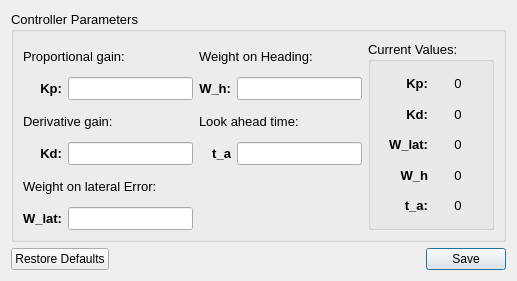
Qt form modules/steeringwheelcontrol/action/swcontrollers/ui/pd_settings_ui.ui (tud-hri/joan) before a commit.
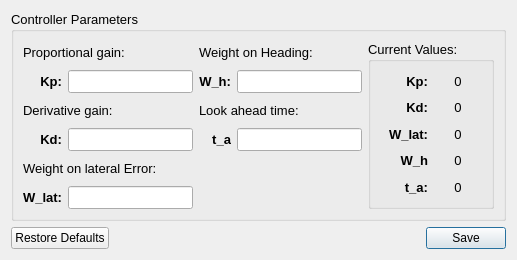
The same form after that commit.

Patch:
```diff
--- a/modules/steeringwheelcontrol/action/swcontrollers/ui/pd_settings_ui.ui
+++ b/modules/steeringwheelcontrol/action/swcontrollers/ui/pd_settings_ui.ui
@@ -7,7 +7,7 @@
     <x>0</x>
     <y>0</y>
     <width>517</width>
-    <height>281</height>
+    <height>260</height>
    </rect>
   </property>
   <property name="windowTitle">
```
